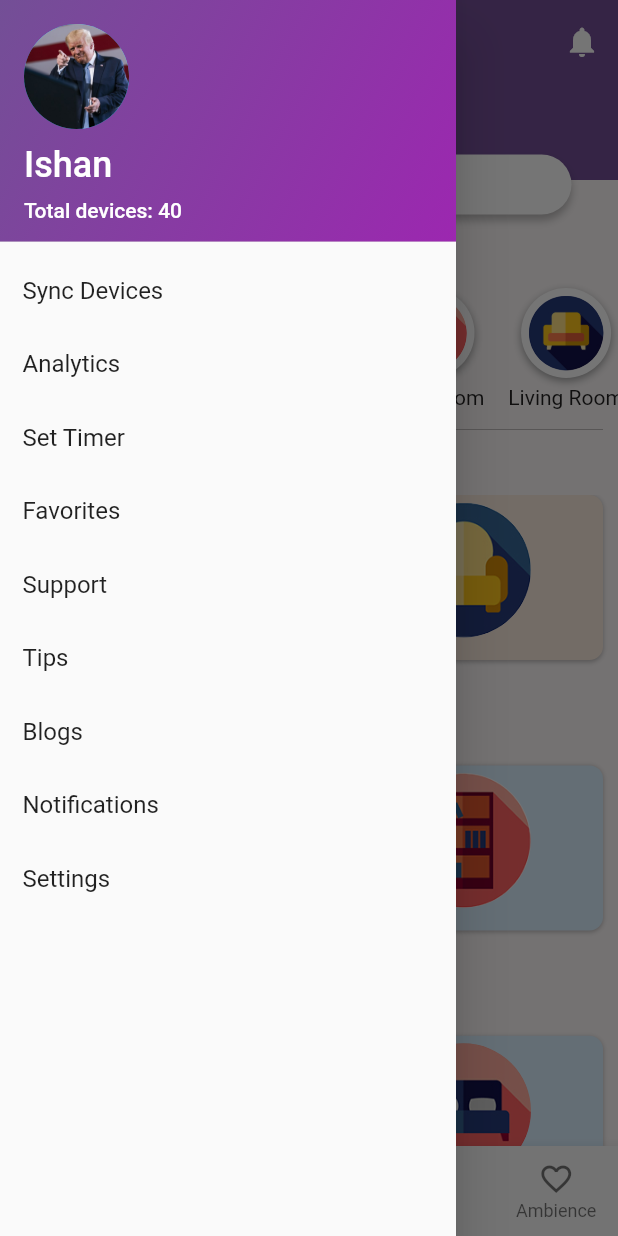
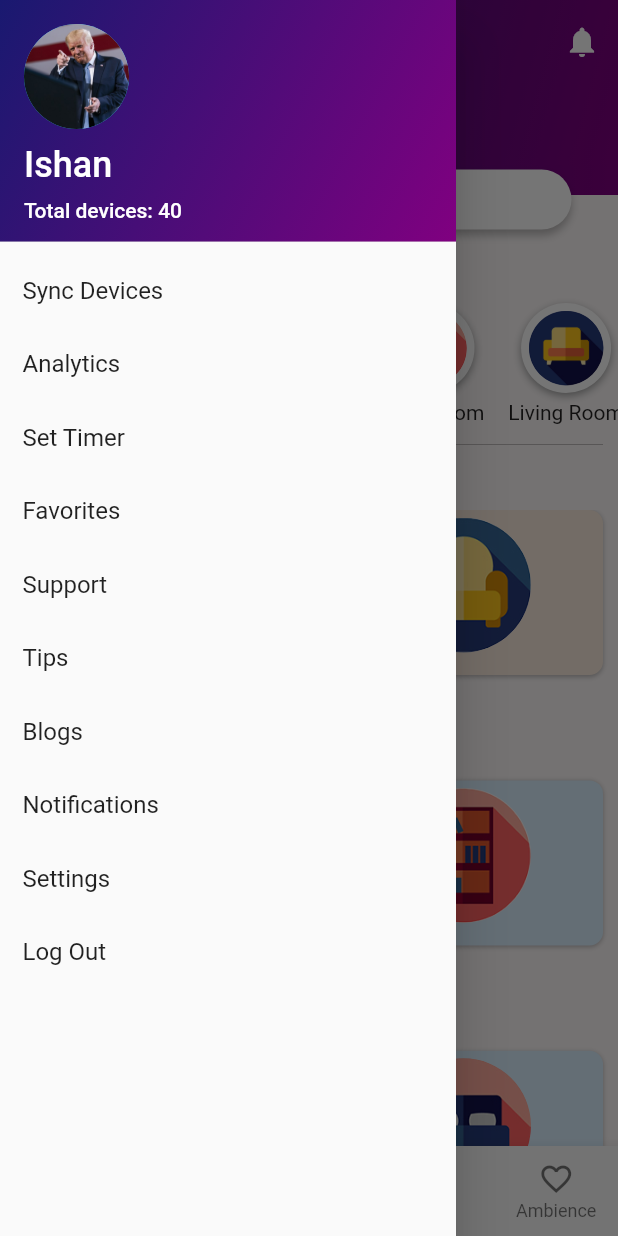
Before and after one commit to ishanbhardwaj00/Automatia, a Flutter app: the Homepage screen opened directly, with the side drawer open, on a phone screen of 412 x 824 dp. Run offline on Flutter 3.47's test engine with Material 2 defaults, Android fonts, the light colour scheme and no system bars; our stand-ins replace fluttertoast, google_nav_bar, line_icons; missing offline and left inert: barcode_scan, flare_splash_screen; Roboto replaces fonts that are missing (Raleway).

Commit message:
"updated room model"

```diff
--- a/lib/homepage.dart
+++ b/lib/homepage.dart
@@ -41,10 +41,17 @@
             drawer: SideDrawer(),
             appBar: PreferredSize(
                 child: AppBar(
-                  backgroundColor: Color(0xff734f96),
+                  //backgroundColor: Color(0xff734f96),
                   elevation: 0.0,
                   iconTheme: new IconThemeData(color: Colors.white),
-                  flexibleSpace: FlexibleSpaceBar(
+                  flexibleSpace:
+                  Container(
+                    decoration: BoxDecoration(
+                      gradient: LinearGradient(begin: Alignment.topLeft, end: Alignment.bottomRight,
+                        colors: [Color(0xff191970 ), Color(0xff800080)],
+                      ),
+                    ),
+                    child: FlexibleSpaceBar(
                       titlePadding: EdgeInsets.all(0),
                       centerTitle: true,
                       title: Row(
@@ -57,6 +64,7 @@
                         ],
                       ),
                     ),
+                  ),
                   actions: <Widget>[
                     IconButton(
                       icon: Icon(
@@ -67,7 +75,7 @@
                     ),
                   ],
                 ),
-                preferredSize: Size.fromHeight(100)),
+                preferredSize: Size.fromHeight(110)),
             body: Column(
               children: [
                 Expanded(child: PageView(
--- a/lib/models/room_data.dart
+++ b/lib/models/room_data.dart
@@ -7,17 +7,25 @@
   String roomName;
   String imageUrl;
   Color color;
-  Room({this.devices, this.imageUrl, this.roomName, this.color});
+  List<Devices> device;
+  Room({this.devices, this.imageUrl, this.roomName, this.color, this.device});
 
+}
+class Devices {
+  String deviceName;
+  String imageUrl;
+  Devices({this.imageUrl, this.deviceName});
 }
 
 
 List<Room> rooms= [
-  Room(roomName: "Bedroom", imageUrl: "assets/roomImages/bedroom.jpg", devices: 5, color: Color(0xffDBF0FF)),
-  Room(roomName: "Bathroom", imageUrl: "assets/roomImages/bathroom.jpg", devices: 2, color: Color(0xffFBECDE)),
+  Room(roomName: "Bedroom", imageUrl: "assets/roomImages/bedroom.jpg", devices: 5, color: Color(0xffDBF0FF),
+      device: [Devices(deviceName: "Light",), Devices(deviceName: "Light"), Devices(deviceName: "Fan"), Devices(deviceName: "AC"), Devices(deviceName:"TV")]),
+  Room(roomName: "Bathroom", imageUrl: "assets/roomImages/bathroom.jpg", devices: 2, color: Color(0xffFBECDE),),
   Room(roomName: "Work Room", imageUrl: "assets/roomImages/desk.jpg", devices: 3, color: Color(0xffF8F8F8)),
   Room(roomName: "Store Room", imageUrl: "assets/roomImages/shelf.jpg", devices: 5,color: Color(0xffDBF0FF)),
-  Room(roomName: "Living Room", imageUrl: "assets/roomImages/sofa.jpg", devices: 5,color: Color(0xffDBF0FF)),
+  Room(roomName: "Living Room", imageUrl: "assets/roomImages/sofa.jpg", devices: 5,color: Color(0xffDBF0FF),
+      device: [Devices(deviceName: "Light",), Devices(deviceName: "Light"), Devices(deviceName: "Fan"), Devices(deviceName: "Fan"), Devices(deviceName: "AC"), Devices(deviceName:"TV")]),
   Room(roomName: "Bedroom", imageUrl: "assets/roomImages/bedroom.jpg", devices: 5,color: Color(0xffDBF0FF)),
   Room(roomName: "Bedroom", imageUrl: "assets/roomImages/bedroom.jpg", devices: 5, color: Color(0xffF8F8F8)),
   Room(roomName: "Bedroom", imageUrl: "assets/roomImages/bedroom.jpg", devices: 5, color: Color(0xffFBECDE)),
--- a/lib/screens/drawer.dart
+++ b/lib/screens/drawer.dart
@@ -16,7 +16,6 @@
         Container(
           height: 150,
           child: DrawerHeader(
-
           ),
         ),
         ListView(
--- a/lib/screens/navabar_screens/home_screen.dart
+++ b/lib/screens/navabar_screens/home_screen.dart
@@ -22,7 +22,11 @@
           alignment: Alignment.topCenter,
           children: [
             Container(height: 45, color: Theme.of(context).scaffoldBackgroundColor,),
-            Container(height: 20, color: Color(0xff734f96),),
+            Container(height: 20, /*color: Color(0xff734f96),*/ decoration: BoxDecoration(
+              gradient: LinearGradient(begin: Alignment.topLeft, end: Alignment.bottomRight,
+                colors: [Color(0xff191970 ), Color(0xff800080)],
+              ),
+            ),),
             Positioned(
               top: 3,
               child: Container(width: 350, height:40, decoration: BoxDecoration(color: Colors.white,
--- a/lib/screens/side_drawer.dart
+++ b/lib/screens/side_drawer.dart
@@ -8,7 +8,7 @@
 }
 
 class _SideDrawerState extends State<SideDrawer> {
-  List<String> sideDrawerItems= ["Sync Devices", "Analytics", "Set Timer", "Favorites", "Support", "Tips", "Blogs", "Notifications", "Settings"];
+  List<String> sideDrawerItems= ["Sync Devices", "Analytics", "Set Timer", "Favorites", "Support", "Tips", "Blogs", "Notifications", "Settings", "Log Out"];
   int deviceCount() {
     int sum=0;
     for(int i=0;i<rooms.length;i++) {
@@ -39,7 +39,7 @@
             ),
             decoration: BoxDecoration(
               gradient: LinearGradient(begin: Alignment.topLeft, end: Alignment.bottomRight,
-                colors: [Color(0xff734f96), Colors.purple],
+                colors: [Color(0xff191970 ), Color(0xff800080)],
               ),
 
               borderRadius: BorderRadius.circular(0)
--- a/lib/screens/sign_in.dart
+++ b/lib/screens/sign_in.dart
@@ -1,4 +1,5 @@
 import 'package:automatia_second/homepage.dart';
+
 import 'package:flutter/material.dart';
 
 class Login extends StatefulWidget {
```
Also changed, not shown: lib/screens/sd_screens/analytics.dart (added), lib/screens/sd_screens/blogs.dart (added), lib/screens/sd_screens/favorites.dart (added), lib/screens/sd_screens/log_out.dart (added), lib/screens/sd_screens/notifications.dart (added), lib/screens/sd_screens/set_timer.dart (added), lib/screens/sd_screens/settings.dart (added), lib/screens/sd_screens/support.dart (added), lib/screens/sd_screens/sync_devices.dart (added), lib/screens/sd_screens/tips.dart (added). Lines whose indentation alone changed are shown as unchanged.
